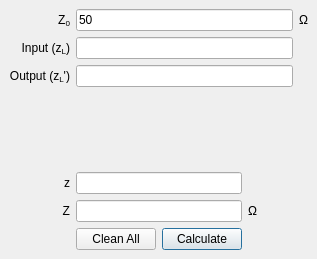
Above: ui/lambda4.ui from urbanij/syRF before the change. Below: the same form after it.
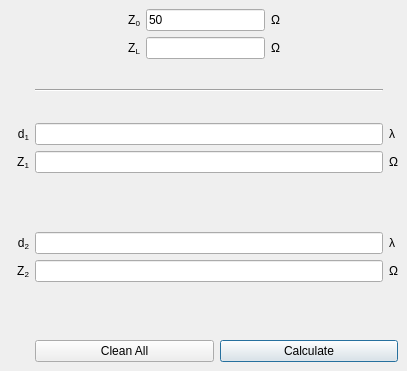
That is the form after the change.

```diff
--- a/ui/lambda4.ui
+++ b/ui/lambda4.ui
@@ -7,8 +7,8 @@
    <rect>
     <x>0</x>
     <y>0</y>
-    <width>317</width>
-    <height>259</height>
+    <width>407</width>
+    <height>371</height>
    </rect>
   </property>
   <property name="minimumSize">
@@ -19,43 +19,71 @@
   </property>
   <property name="maximumSize">
    <size>
-    <width>317</width>
-    <height>259</height>
+    <width>600</width>
+    <height>500</height>
    </size>
   </property>
   <property name="windowTitle">
    <string notr="true">λ/4</string>
   </property>
   <widget class="QWidget" name="centralwidget">
+   <layout class="QGridLayout" name="gridLayout">
+    <item row="3" column="1">
+     <widget class="QLineEdit" name="z1_TL_out">
+      <property name="readOnly">
+       <bool>true</bool>
+      </property>
+     </widget>
+    </item>
+    <item row="3" column="0">
+     <widget class="QLabel" name="label_127">
+      <property name="sizePolicy">
+       <sizepolicy hsizetype="Minimum" vsizetype="Preferred">
+        <horstretch>0</horstretch>
+        <verstretch>0</verstretch>
+       </sizepolicy>
+      </property>
+      <property name="text">
+       <string>&lt;html&gt;&lt;head/&gt;&lt;body&gt;&lt;p&gt;Z&lt;span style=&quot; vertical-align:sub;&quot;&gt;1&lt;/span&gt;&lt;/p&gt;&lt;/body&gt;&lt;/html&gt;</string>
+      </property>
+      <property name="alignment">
+       <set>Qt::AlignRight|Qt::AlignTrailing|Qt::AlignVCenter</set>
+      </property>
+     </widget>
+    </item>
+    <item row="0" column="0" colspan="3">
    <layout class="QGridLayout" name="gridLayout_2">
     <item row="0" column="0">
-     <layout class="QVBoxLayout" name="verticalLayout">
-      <item>
-       <layout class="QGridLayout" name="gridLayout_18">
-        <item row="1" column="1">
-         <widget class="QLineEdit" name="z1_box"/>
-        </item>
-        <item row="2" column="1">
-         <widget class="QLineEdit" name="z2_box"/>
+       <spacer name="horizontalSpacer">
+        <property name="orientation">
+         <enum>Qt::Horizontal</enum>
+        </property>
+        <property name="sizeHint" stdset="0">
+         <size>
+          <width>40</width>
+          <height>20</height>
+         </size>
+        </property>
+       </spacer>
+      </item>
+      <item row="1" column="3">
+       <widget class="QLabel" name="label_123">
+        <property name="sizePolicy">
+         <sizepolicy hsizetype="Minimum" vsizetype="Preferred">
+          <horstretch>0</horstretch>
+          <verstretch>0</verstretch>
+         </sizepolicy>
+        </property>
+        <property name="text">
+         <string>&lt;html&gt;&lt;head/&gt;&lt;body&gt;&lt;p&gt;Ω&lt;/p&gt;&lt;/body&gt;&lt;/html&gt;</string>
+        </property>
+        <property name="alignment">
+         <set>Qt::AlignLeading|Qt::AlignLeft|Qt::AlignVCenter</set>
+        </property>
+       </widget>
         </item>
         <item row="0" column="2">
-         <widget class="QLabel" name="label_122">
-          <property name="sizePolicy">
-           <sizepolicy hsizetype="Minimum" vsizetype="Preferred">
-            <horstretch>0</horstretch>
-            <verstretch>0</verstretch>
-           </sizepolicy>
-          </property>
-          <property name="text">
-           <string>&lt;html&gt;&lt;head/&gt;&lt;body&gt;&lt;p&gt;Ω&lt;/p&gt;&lt;/body&gt;&lt;/html&gt;</string>
-          </property>
-          <property name="alignment">
-           <set>Qt::AlignLeading|Qt::AlignLeft|Qt::AlignVCenter</set>
-          </property>
-         </widget>
-        </item>
-        <item row="0" column="1">
-         <widget class="QLineEdit" name="Z0_box2_2">
+       <widget class="QLineEdit" name="Z0_input">
           <property name="inputMask">
            <string/>
           </property>
@@ -64,8 +92,8 @@
           </property>
          </widget>
         </item>
-        <item row="2" column="0">
-         <widget class="QLabel" name="label_77">
+      <item row="0" column="3">
+       <widget class="QLabel" name="label_122">
           <property name="sizePolicy">
            <sizepolicy hsizetype="Minimum" vsizetype="Preferred">
             <horstretch>0</horstretch>
@@ -73,30 +101,14 @@
            </sizepolicy>
           </property>
           <property name="text">
-           <string>&lt;html&gt;&lt;head/&gt;&lt;body&gt;&lt;p&gt;Output (z&lt;span style=&quot; vertical-align:sub;&quot;&gt;L&lt;/span&gt;')&lt;/p&gt;&lt;/body&gt;&lt;/html&gt;</string>
+         <string>&lt;html&gt;&lt;head/&gt;&lt;body&gt;&lt;p&gt;Ω&lt;/p&gt;&lt;/body&gt;&lt;/html&gt;</string>
           </property>
           <property name="alignment">
-           <set>Qt::AlignRight|Qt::AlignTrailing|Qt::AlignVCenter</set>
+         <set>Qt::AlignLeading|Qt::AlignLeft|Qt::AlignVCenter</set>
           </property>
          </widget>
         </item>
-        <item row="1" column="0">
-         <widget class="QLabel" name="label_82">
-          <property name="sizePolicy">
-           <sizepolicy hsizetype="Minimum" vsizetype="Preferred">
-            <horstretch>0</horstretch>
-            <verstretch>0</verstretch>
-           </sizepolicy>
-          </property>
-          <property name="text">
-           <string>&lt;html&gt;&lt;head/&gt;&lt;body&gt;&lt;p&gt;Input (z&lt;span style=&quot; vertical-align:sub;&quot;&gt;L&lt;/span&gt;)&lt;/p&gt;&lt;/body&gt;&lt;/html&gt;</string>
-          </property>
-          <property name="alignment">
-           <set>Qt::AlignRight|Qt::AlignTrailing|Qt::AlignVCenter</set>
-          </property>
-         </widget>
-        </item>
-        <item row="0" column="0">
+      <item row="0" column="1">
          <widget class="QLabel" name="label_105">
           <property name="sizePolicy">
            <sizepolicy hsizetype="Minimum" vsizetype="Preferred">
@@ -112,7 +124,55 @@
           </property>
          </widget>
         </item>
-        <item row="3" column="1">
+      <item row="1" column="1">
+       <widget class="QLabel" name="label_82">
+        <property name="sizePolicy">
+         <sizepolicy hsizetype="Minimum" vsizetype="Preferred">
+          <horstretch>0</horstretch>
+          <verstretch>0</verstretch>
+         </sizepolicy>
+        </property>
+        <property name="text">
+         <string>&lt;html&gt;&lt;head/&gt;&lt;body&gt;&lt;p&gt;Z&lt;span style=&quot; vertical-align:sub;&quot;&gt;L&lt;/span&gt;&lt;/p&gt;&lt;/body&gt;&lt;/html&gt;</string>
+        </property>
+        <property name="alignment">
+         <set>Qt::AlignRight|Qt::AlignTrailing|Qt::AlignVCenter</set>
+        </property>
+       </widget>
+      </item>
+      <item row="1" column="2">
+       <widget class="QLineEdit" name="zl_input"/>
+      </item>
+      <item row="0" column="4">
+       <spacer name="horizontalSpacer_2">
+        <property name="orientation">
+         <enum>Qt::Horizontal</enum>
+        </property>
+        <property name="sizeHint" stdset="0">
+         <size>
+          <width>40</width>
+          <height>20</height>
+         </size>
+        </property>
+       </spacer>
+      </item>
+     </layout>
+    </item>
+    <item row="2" column="2">
+     <widget class="QLabel" name="label">
+      <property name="text">
+       <string>λ</string>
+      </property>
+     </widget>
+    </item>
+    <item row="2" column="1">
+     <widget class="QLineEdit" name="d1_out">
+      <property name="readOnly">
+       <bool>true</bool>
+      </property>
+     </widget>
+    </item>
+    <item row="1" column="0">
          <spacer name="verticalSpacer">
           <property name="orientation">
            <enum>Qt::Vertical</enum>
@@ -120,16 +180,117 @@
           <property name="sizeHint" stdset="0">
            <size>
             <width>20</width>
-            <height>40</height>
+        <height>29</height>
            </size>
           </property>
          </spacer>
         </item>
-       </layout>
-      </item>
-      <item>
-       <layout class="QGridLayout" name="gridLayout">
+    <item row="2" column="0">
+     <widget class="QLabel" name="label_125">
+      <property name="sizePolicy">
+       <sizepolicy hsizetype="Minimum" vsizetype="Preferred">
+        <horstretch>0</horstretch>
+        <verstretch>0</verstretch>
+       </sizepolicy>
+      </property>
+      <property name="text">
+       <string>&lt;html&gt;&lt;head/&gt;&lt;body&gt;&lt;p&gt;d&lt;span style=&quot; vertical-align:sub;&quot;&gt;1&lt;/span&gt;&lt;/p&gt;&lt;/body&gt;&lt;/html&gt;</string>
+      </property>
+      <property name="alignment">
+       <set>Qt::AlignRight|Qt::AlignTrailing|Qt::AlignVCenter</set>
+      </property>
+     </widget>
+    </item>
         <item row="3" column="2">
+     <widget class="QLabel" name="label_2">
+      <property name="text">
+       <string>Ω</string>
+      </property>
+     </widget>
+    </item>
+    <item row="5" column="0">
+     <widget class="QLabel" name="label_126">
+      <property name="sizePolicy">
+       <sizepolicy hsizetype="Minimum" vsizetype="Preferred">
+        <horstretch>0</horstretch>
+        <verstretch>0</verstretch>
+       </sizepolicy>
+      </property>
+      <property name="text">
+       <string>&lt;html&gt;&lt;head/&gt;&lt;body&gt;&lt;p&gt;d&lt;span style=&quot; vertical-align:sub;&quot;&gt;2&lt;/span&gt;&lt;/p&gt;&lt;/body&gt;&lt;/html&gt;</string>
+      </property>
+      <property name="alignment">
+       <set>Qt::AlignRight|Qt::AlignTrailing|Qt::AlignVCenter</set>
+      </property>
+     </widget>
+    </item>
+    <item row="5" column="1">
+     <widget class="QLineEdit" name="d2_out">
+      <property name="readOnly">
+       <bool>true</bool>
+      </property>
+     </widget>
+    </item>
+    <item row="5" column="2">
+     <widget class="QLabel" name="label_3">
+      <property name="text">
+       <string>λ</string>
+      </property>
+     </widget>
+    </item>
+    <item row="6" column="0">
+     <widget class="QLabel" name="label_128">
+      <property name="sizePolicy">
+       <sizepolicy hsizetype="Minimum" vsizetype="Preferred">
+        <horstretch>0</horstretch>
+        <verstretch>0</verstretch>
+       </sizepolicy>
+      </property>
+      <property name="text">
+       <string>&lt;html&gt;&lt;head/&gt;&lt;body&gt;&lt;p&gt;Z&lt;span style=&quot; vertical-align:sub;&quot;&gt;2&lt;/span&gt;&lt;/p&gt;&lt;/body&gt;&lt;/html&gt;</string>
+      </property>
+      <property name="alignment">
+       <set>Qt::AlignRight|Qt::AlignTrailing|Qt::AlignVCenter</set>
+      </property>
+     </widget>
+    </item>
+    <item row="6" column="1">
+     <widget class="QLineEdit" name="z2_TL_out">
+      <property name="readOnly">
+       <bool>true</bool>
+      </property>
+     </widget>
+    </item>
+    <item row="6" column="2">
+     <widget class="QLabel" name="label_4">
+      <property name="text">
+       <string>Ω</string>
+      </property>
+     </widget>
+    </item>
+    <item row="7" column="1">
+     <spacer name="verticalSpacer_2">
+      <property name="orientation">
+       <enum>Qt::Vertical</enum>
+      </property>
+      <property name="sizeHint" stdset="0">
+       <size>
+        <width>20</width>
+        <height>29</height>
+       </size>
+      </property>
+     </spacer>
+    </item>
+    <item row="8" column="1" colspan="2">
+     <layout class="QHBoxLayout" name="horizontalLayout">
+      <item>
+       <widget class="QPushButton" name="clean_lambda4_button">
+        <property name="text">
+         <string>Clean All</string>
+        </property>
+       </widget>
+      </item>
+      <item>
          <widget class="QPushButton" name="Calculate_lambda4">
           <property name="text">
            <string>Calculate</string>
@@ -139,78 +300,27 @@
           </property>
          </widget>
         </item>
-        <item row="3" column="1">
-         <widget class="QPushButton" name="clean_lambda4_button">
-          <property name="text">
-           <string>Clean All</string>
-          </property>
-         </widget>
-        </item>
-        <item row="0" column="0">
-         <widget class="QLabel" name="label_125">
-          <property name="sizePolicy">
-           <sizepolicy hsizetype="Minimum" vsizetype="Preferred">
-            <horstretch>0</horstretch>
-            <verstretch>0</verstretch>
-           </sizepolicy>
-          </property>
-          <property name="text">
-           <string>&lt;html&gt;&lt;head/&gt;&lt;body&gt;&lt;p&gt;z&lt;/p&gt;&lt;/body&gt;&lt;/html&gt;</string>
-          </property>
-          <property name="alignment">
-           <set>Qt::AlignRight|Qt::AlignTrailing|Qt::AlignVCenter</set>
-          </property>
-         </widget>
-        </item>
-        <item row="0" column="1" colspan="2">
-         <widget class="QLineEdit" name="zbox111">
-          <property name="readOnly">
-           <bool>true</bool>
-          </property>
-         </widget>
-        </item>
-        <item row="1" column="1" rowspan="2" colspan="2">
-         <widget class="QLineEdit" name="Zbox111">
-          <property name="readOnly">
-           <bool>true</bool>
-          </property>
-         </widget>
-        </item>
-        <item row="1" column="0" rowspan="2">
-         <widget class="QLabel" name="label_124">
-          <property name="sizePolicy">
-           <sizepolicy hsizetype="Minimum" vsizetype="Preferred">
-            <horstretch>0</horstretch>
-            <verstretch>0</verstretch>
-           </sizepolicy>
-          </property>
-          <property name="text">
-           <string>&lt;html&gt;&lt;head/&gt;&lt;body&gt;&lt;p&gt;Z&lt;/p&gt;&lt;/body&gt;&lt;/html&gt;</string>
-          </property>
-          <property name="alignment">
-           <set>Qt::AlignRight|Qt::AlignTrailing|Qt::AlignVCenter</set>
-          </property>
-         </widget>
-        </item>
-        <item row="1" column="3" rowspan="2">
-         <widget class="QLabel" name="label_123">
-          <property name="sizePolicy">
-           <sizepolicy hsizetype="Minimum" vsizetype="Preferred">
-            <horstretch>0</horstretch>
-            <verstretch>0</verstretch>
-           </sizepolicy>
-          </property>
-          <property name="text">
-           <string>&lt;html&gt;&lt;head/&gt;&lt;body&gt;&lt;p&gt;Ω&lt;/p&gt;&lt;/body&gt;&lt;/html&gt;</string>
-          </property>
-          <property name="alignment">
-           <set>Qt::AlignLeading|Qt::AlignLeft|Qt::AlignVCenter</set>
-          </property>
-         </widget>
-        </item>
-       </layout>
-      </item>
-     </layout>
+     </layout>
+    </item>
+    <item row="4" column="1">
+     <spacer name="verticalSpacer_3">
+      <property name="orientation">
+       <enum>Qt::Vertical</enum>
+      </property>
+      <property name="sizeHint" stdset="0">
+       <size>
+        <width>20</width>
+        <height>40</height>
+       </size>
+      </property>
+     </spacer>
+    </item>
+    <item row="1" column="1">
+     <widget class="Line" name="line">
+      <property name="orientation">
+       <enum>Qt::Horizontal</enum>
+      </property>
+     </widget>
     </item>
    </layout>
   </widget>
```
Lines whose indentation alone changed are shown as unchanged.
